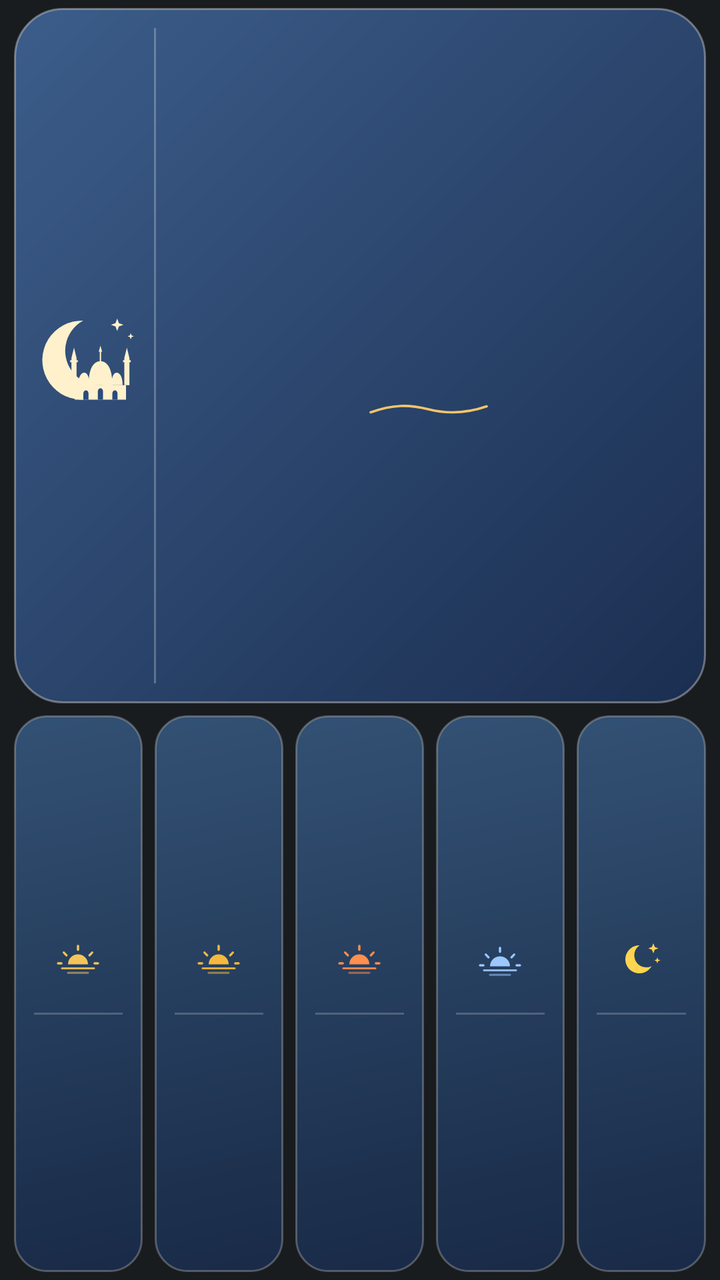
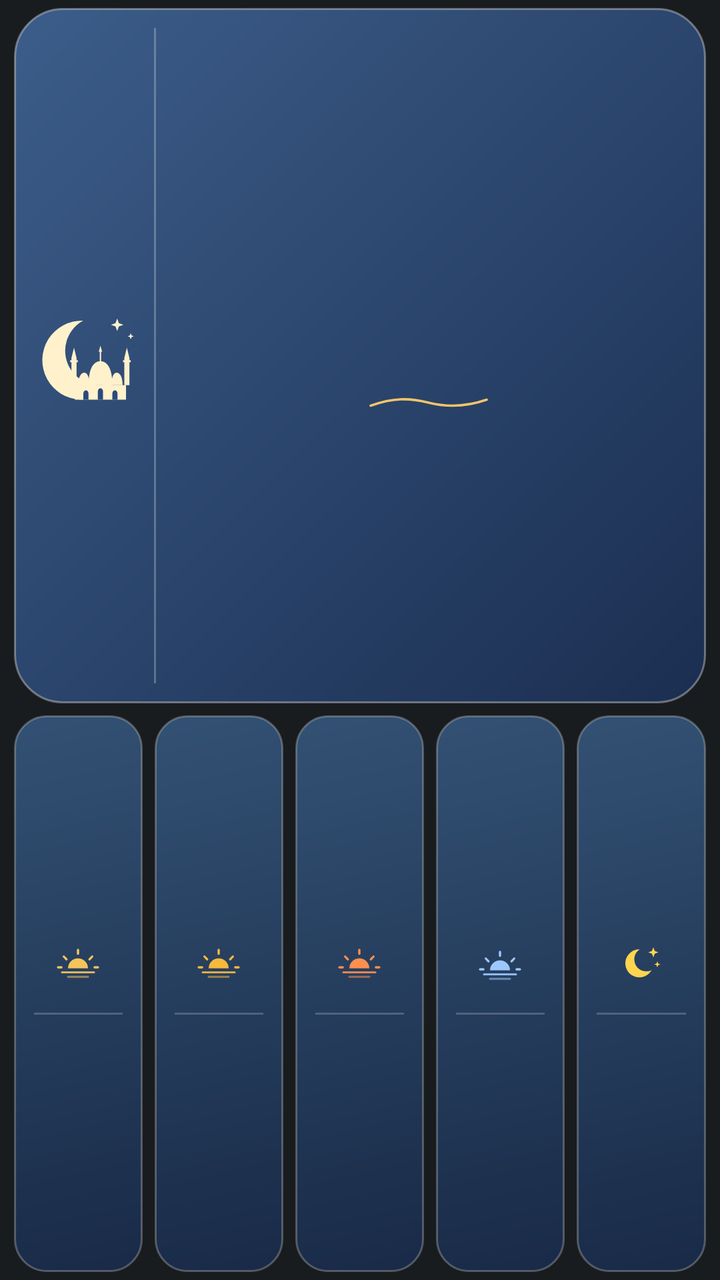

Compare the two renders of this Android layout. The source of the first and the diff that turns it into the second are given below.
<!-- AndroidManifest.xml: application theme android:Theme.DeviceDefault.NoActionBar -->
<!-- res/layout/widget_namaz.xml -->
<?xml version="1.0" encoding="utf-8"?>
<LinearLayout xmlns:android="http://schemas.android.com/apk/res/android"
    android:id="@+id/w_root"
    android:layout_width="match_parent"
    android:layout_height="match_parent"
    android:background="@drawable/widget_bg"
    android:orientation="vertical"
    android:padding="4dp">

    
    <LinearLayout
        android:id="@+id/w_card"
        android:layout_width="match_parent"
        android:layout_height="0dp"
        android:layout_marginStart="3dp"
        android:layout_marginEnd="3dp"
        android:layout_marginBottom="6dp"
        android:layout_weight="1.25"
        android:background="@drawable/glass_card"
        android:gravity="center_vertical"
        android:orientation="horizontal"
        android:paddingStart="10dp"
        android:paddingTop="6dp"
        android:paddingEnd="10dp"
        android:paddingBottom="6dp">

        <ImageView
            android:id="@+id/w_moon"
            android:layout_width="52dp"
            android:layout_height="match_parent"
            android:contentDescription="@null"
            android:scaleType="fitCenter"
            android:src="@drawable/ic_mosque_moon" />

        <ImageView
            android:layout_width="1dp"
            android:layout_height="match_parent"
            android:layout_marginStart="8dp"
            android:layout_marginTop="4dp"
            android:layout_marginEnd="8dp"
            android:layout_marginBottom="4dp"
            android:background="#40FFFFFF"
            android:contentDescription="@null" />

        <LinearLayout
            android:layout_width="0dp"
            android:layout_height="match_parent"
            android:layout_weight="1"
            android:gravity="center"
            android:orientation="vertical">

            <TextView
                android:id="@+id/w_label"
                android:layout_width="wrap_content"
                android:layout_height="wrap_content"
                android:fontFamily="sans-serif-light"
                android:maxLines="1"
                android:textColor="#E3ECF7"
                android:textSize="12sp" />

            <TextView
                android:id="@+id/w_countdown"
                android:layout_width="wrap_content"
                android:layout_height="wrap_content"
                android:fontFamily="sans-serif-medium"
                android:maxLines="1"
                android:textColor="#FFFFFF"
                android:textSize="28sp"
                android:textStyle="bold" />

            <ImageView
                android:id="@+id/w_wave"
                android:layout_width="64dp"
                android:layout_height="8dp"
                android:contentDescription="@null"
                android:scaleType="fitCenter"
                android:src="@drawable/ic_wave" />
        </LinearLayout>
    </LinearLayout>

    
    <LinearLayout
        android:layout_width="match_parent"
        android:layout_height="0dp"
        android:layout_weight="1"
        android:gravity="center"
        android:orientation="horizontal">

        <LinearLayout
            android:id="@+id/p0"
            android:layout_width="0dp"
            android:layout_height="match_parent"
            android:layout_marginStart="3dp"
            android:layout_marginEnd="3dp"
            android:layout_weight="1"
            android:background="@drawable/glass_tile"
            android:gravity="center"
            android:orientation="vertical"
            android:paddingTop="3dp"
            android:paddingBottom="3dp">

            <ImageView
                android:id="@+id/p0_icon"
                android:layout_width="24dp"
                android:layout_height="24dp"
                android:contentDescription="@null"
                android:scaleType="fitCenter"
                android:src="@drawable/ic_vakit_imsak" />

            <TextView
                android:id="@+id/p0_name"
                android:layout_width="wrap_content"
                android:layout_height="wrap_content"
                android:fontFamily="sans-serif-medium"
                android:maxLines="1"
                android:textColor="#E3ECF7"
                android:textSize="10sp" />

            <ImageView
                android:layout_width="match_parent"
                android:layout_height="1dp"
                android:layout_marginStart="10dp"
                android:layout_marginTop="2dp"
                android:layout_marginEnd="10dp"
                android:layout_marginBottom="2dp"
                android:background="#33FFFFFF"
                android:contentDescription="@null" />

            <TextView
                android:id="@+id/p0_time"
                android:layout_width="wrap_content"
                android:layout_height="wrap_content"
                android:fontFamily="sans-serif-medium"
                android:maxLines="1"
                android:textColor="#FFFFFF"
                android:textSize="13sp"
                android:textStyle="bold" />
        </LinearLayout>

        <LinearLayout
            android:id="@+id/p1"
            android:layout_width="0dp"
            android:layout_height="match_parent"
            android:layout_marginStart="3dp"
            android:layout_marginEnd="3dp"
            android:layout_weight="1"
            android:background="@drawable/glass_tile"
            android:gravity="center"
            android:orientation="vertical"
            android:paddingTop="3dp"
            android:paddingBottom="3dp">

            <ImageView
                android:id="@+id/p1_icon"
                android:layout_width="24dp"
                android:layout_height="24dp"
                android:contentDescription="@null"
                android:scaleType="fitCenter"
                android:src="@drawable/ic_vakit_ogle" />

            <TextView
                android:id="@+id/p1_name"
                android:layout_width="wrap_content"
                android:layout_height="wrap_content"
                android:fontFamily="sans-serif-medium"
                android:maxLines="1"
                android:textColor="#E3ECF7"
                android:textSize="10sp" />

            <ImageView
                android:layout_width="match_parent"
                android:layout_height="1dp"
                android:layout_marginStart="10dp"
                android:layout_marginTop="2dp"
                android:layout_marginEnd="10dp"
                android:layout_marginBottom="2dp"
                android:background="#33FFFFFF"
                android:contentDescription="@null" />

            <TextView
                android:id="@+id/p1_time"
                android:layout_width="wrap_content"
                android:layout_height="wrap_content"
                android:fontFamily="sans-serif-medium"
                android:maxLines="1"
                android:textColor="#FFFFFF"
                android:textSize="13sp"
                android:textStyle="bold" />
        </LinearLayout>

        <LinearLayout
            android:id="@+id/p2"
            android:layout_width="0dp"
            android:layout_height="match_parent"
            android:layout_marginStart="3dp"
            android:layout_marginEnd="3dp"
            android:layout_weight="1"
            android:background="@drawable/glass_tile"
            android:gravity="center"
            android:orientation="vertical"
            android:paddingTop="3dp"
            android:paddingBottom="3dp">

            <ImageView
                android:id="@+id/p2_icon"
                android:layout_width="24dp"
                android:layout_height="24dp"
                android:contentDescription="@null"
                android:scaleType="fitCenter"
                android:src="@drawable/ic_vakit_ikindi" />

            <TextView
                android:id="@+id/p2_name"
                android:layout_width="wrap_content"
                android:layout_height="wrap_content"
                android:fontFamily="sans-serif-medium"
                android:maxLines="1"
                android:textColor="#E3ECF7"
                android:textSize="10sp" />

            <ImageView
                android:layout_width="match_parent"
                android:layout_height="1dp"
                android:layout_marginStart="10dp"
                android:layout_marginTop="2dp"
                android:layout_marginEnd="10dp"
                android:layout_marginBottom="2dp"
                android:background="#33FFFFFF"
                android:contentDescription="@null" />

            <TextView
                android:id="@+id/p2_time"
                android:layout_width="wrap_content"
                android:layout_height="wrap_content"
                android:fontFamily="sans-serif-medium"
                android:maxLines="1"
                android:textColor="#FFFFFF"
                android:textSize="13sp"
                android:textStyle="bold" />
        </LinearLayout>

        <LinearLayout
            android:id="@+id/p3"
            android:layout_width="0dp"
            android:layout_height="match_parent"
            android:layout_marginStart="3dp"
            android:layout_marginEnd="3dp"
            android:layout_weight="1"
            android:background="@drawable/glass_tile"
            android:gravity="center"
            android:orientation="vertical"
            android:paddingTop="3dp"
            android:paddingBottom="3dp">

            <ImageView
                android:id="@+id/p3_icon"
                android:layout_width="24dp"
                android:layout_height="24dp"
                android:contentDescription="@null"
                android:scaleType="fitCenter"
                android:src="@drawable/ic_vakit_aksam" />

            <TextView
                android:id="@+id/p3_name"
                android:layout_width="wrap_content"
                android:layout_height="wrap_content"
                android:fontFamily="sans-serif-medium"
                android:maxLines="1"
                android:textColor="#E3ECF7"
                android:textSize="10sp" />

            <ImageView
                android:layout_width="match_parent"
                android:layout_height="1dp"
                android:layout_marginStart="10dp"
                android:layout_marginTop="2dp"
                android:layout_marginEnd="10dp"
                android:layout_marginBottom="2dp"
                android:background="#33FFFFFF"
                android:contentDescription="@null" />

            <TextView
                android:id="@+id/p3_time"
                android:layout_width="wrap_content"
                android:layout_height="wrap_content"
                android:fontFamily="sans-serif-medium"
                android:maxLines="1"
                android:textColor="#FFFFFF"
                android:textSize="13sp"
                android:textStyle="bold" />
        </LinearLayout>

        <LinearLayout
            android:id="@+id/p4"
            android:layout_width="0dp"
            android:layout_height="match_parent"
            android:layout_marginStart="3dp"
            android:layout_marginEnd="3dp"
            android:layout_weight="1"
            android:background="@drawable/glass_tile"
            android:gravity="center"
            android:orientation="vertical"
            android:paddingTop="3dp"
            android:paddingBottom="3dp">

            <ImageView
                android:id="@+id/p4_icon"
                android:layout_width="24dp"
                android:layout_height="24dp"
                android:contentDescription="@null"
                android:scaleType="fitCenter"
                android:src="@drawable/ic_vakit_yatsi" />

            <TextView
                android:id="@+id/p4_name"
                android:layout_width="wrap_content"
                android:layout_height="wrap_content"
                android:fontFamily="sans-serif-medium"
                android:maxLines="1"
                android:textColor="#E3ECF7"
                android:textSize="10sp" />

            <ImageView
                android:layout_width="match_parent"
                android:layout_height="1dp"
                android:layout_marginStart="10dp"
                android:layout_marginTop="2dp"
                android:layout_marginEnd="10dp"
                android:layout_marginBottom="2dp"
                android:background="#33FFFFFF"
                android:contentDescription="@null" />

            <TextView
                android:id="@+id/p4_time"
                android:layout_width="wrap_content"
                android:layout_height="wrap_content"
                android:fontFamily="sans-serif-medium"
                android:maxLines="1"
                android:textColor="#FFFFFF"
                android:textSize="13sp"
                android:textStyle="bold" />
        </LinearLayout>
    </LinearLayout>
</LinearLayout>
<!-- resources referenced by this layout -->
<resources>
  <!-- drawable glass_card (drawable) -->
  <?xml version="1.0" encoding="utf-8"?>
  <shape xmlns:android="http://schemas.android.com/apk/res/android" android:shape="rectangle">
      <gradient
          android:angle="315"
          android:startColor="#B34A78B8"
          android:endColor="#B31B3566" />
      <stroke android:width="1dp" android:color="#59FFFFFF" />
      <corners android:radius="24dp" />
  </shape>
  <!-- drawable glass_tile (drawable) -->
  <?xml version="1.0" encoding="utf-8"?>
  <shape xmlns:android="http://schemas.android.com/apk/res/android" android:shape="rectangle">
      <gradient
          android:angle="315"
          android:startColor="#994473AD"
          android:endColor="#99183262" />
      <stroke android:width="1dp" android:color="#40FFFFFF" />
      <corners android:radius="16dp" />
  </shape>
  <!-- drawable ic_vakit_yatsi (drawable) -->
  <?xml version="1.0" encoding="utf-8"?>
  <vector xmlns:android="http://schemas.android.com/apk/res/android"
      android:width="48dp"
      android:height="48dp"
      android:viewportWidth="48"
      android:viewportHeight="48">
      <path
          android:pathData="M22.36,12.00 A14,14 0 1 0 34.24,32.80 A12,12 0 0 1 22.36,12.00 Z"
          android:fillColor="#FFD54F" />
      <path
          android:pathData="M36,10 L37.4,13.6 L41,15 L37.4,16.4 L36,20 L34.6,16.4 L31,15 L34.6,13.6 Z"
          android:fillColor="#FFD54F" />
      <path
          android:pathData="M40,24 L40.8,26.2 L43,27 L40.8,27.8 L40,30 L39.2,27.8 L37,27 L39.2,26.2 Z"
          android:fillColor="#FFD54F" />
  </vector>
  <!-- drawable ic_wave (drawable) -->
  <?xml version="1.0" encoding="utf-8"?>
  <vector xmlns:android="http://schemas.android.com/apk/res/android"
      android:width="120dp"
      android:height="16dp"
      android:viewportWidth="120"
      android:viewportHeight="16">
      <path
          android:pathData="M2,11 C24,3 40,3 60,8 C80,13 98,12 118,5"
          android:strokeColor="#F2C56B"
          android:strokeWidth="2.4"
          android:strokeLineCap="round"
          android:strokeLineJoin="round" />
  </vector>
  <!-- drawable widget_bg (drawable) -->
  <?xml version="1.0" encoding="utf-8"?>
  <shape xmlns:android="http://schemas.android.com/apk/res/android" android:shape="rectangle">
      <solid android:color="#00000000" />
  </shape>
  <!-- unchanged entries left out for length: 5 -->
</resources>

<!-- the commit's change to res/layout/widget_namaz.xml (unified diff, before → after) -->
@@ -50,6 +50,7 @@
             android:orientation="vertical">
 
             <TextView
+                android:includeFontPadding="false"
                 android:id="@+id/w_label"
                 android:layout_width="wrap_content"
                 android:layout_height="wrap_content"
@@ -59,6 +60,7 @@
                 android:textSize="12sp" />
 
             <TextView
+                android:includeFontPadding="false"
                 android:id="@+id/w_countdown"
                 android:layout_width="wrap_content"
                 android:layout_height="wrap_content"
@@ -108,6 +110,7 @@
                 android:src="@drawable/ic_vakit_imsak" />
 
             <TextView
+                android:includeFontPadding="false"
                 android:id="@+id/p0_name"
                 android:layout_width="wrap_content"
                 android:layout_height="wrap_content"
@@ -127,6 +130,7 @@
                 android:contentDescription="@null" />
 
             <TextView
+                android:includeFontPadding="false"
                 android:id="@+id/p0_time"
                 android:layout_width="wrap_content"
                 android:layout_height="wrap_content"
@@ -159,6 +163,7 @@
                 android:src="@drawable/ic_vakit_ogle" />
 
             <TextView
+                android:includeFontPadding="false"
                 android:id="@+id/p1_name"
                 android:layout_width="wrap_content"
                 android:layout_height="wrap_content"
@@ -178,6 +183,7 @@
                 android:contentDescription="@null" />
 
             <TextView
+                android:includeFontPadding="false"
                 android:id="@+id/p1_time"
                 android:layout_width="wrap_content"
                 android:layout_height="wrap_content"
@@ -210,6 +216,7 @@
                 android:src="@drawable/ic_vakit_ikindi" />
 
             <TextView
+                android:includeFontPadding="false"
                 android:id="@+id/p2_name"
                 android:layout_width="wrap_content"
                 android:layout_height="wrap_content"
@@ -229,6 +236,7 @@
                 android:contentDescription="@null" />
 
             <TextView
+                android:includeFontPadding="false"
                 android:id="@+id/p2_time"
                 android:layout_width="wrap_content"
                 android:layout_height="wrap_content"
@@ -261,6 +269,7 @@
                 android:src="@drawable/ic_vakit_aksam" />
 
             <TextView
+                android:includeFontPadding="false"
                 android:id="@+id/p3_name"
                 android:layout_width="wrap_content"
                 android:layout_height="wrap_content"
@@ -280,6 +289,7 @@
                 android:contentDescription="@null" />
 
             <TextView
+                android:includeFontPadding="false"
                 android:id="@+id/p3_time"
                 android:layout_width="wrap_content"
                 android:layout_height="wrap_content"
@@ -312,6 +322,7 @@
                 android:src="@drawable/ic_vakit_yatsi" />
 
             <TextView
+                android:includeFontPadding="false"
                 android:id="@+id/p4_name"
                 android:layout_width="wrap_content"
                 android:layout_height="wrap_content"
@@ -331,6 +342,7 @@
                 android:contentDescription="@null" />
 
             <TextView
+                android:includeFontPadding="false"
                 android:id="@+id/p4_time"
                 android:layout_width="wrap_content"
                 android:layout_height="wrap_content"
